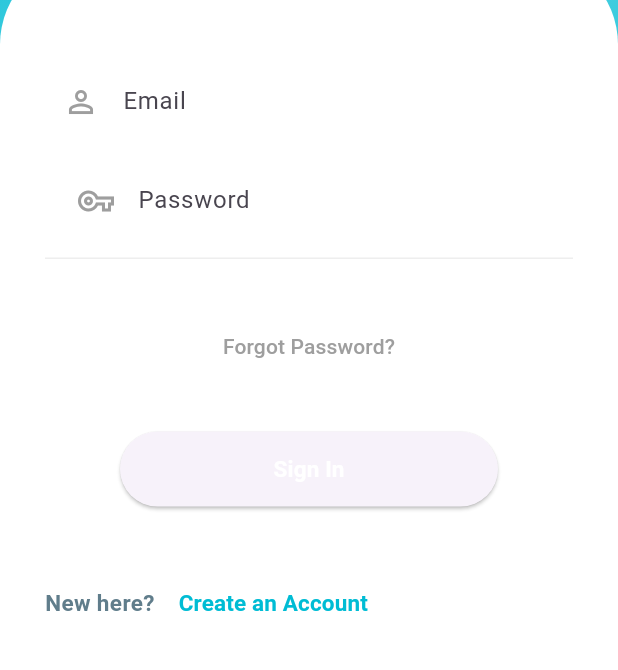
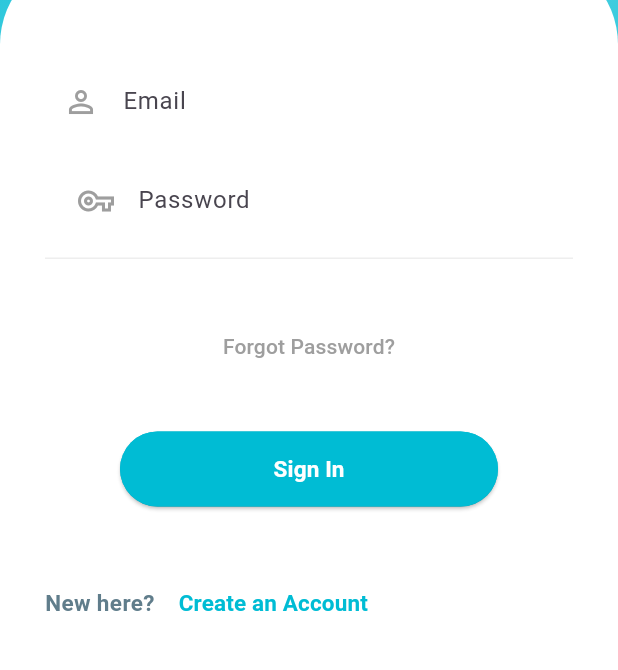
Before and after one commit to RNO-SmartSafe/SmartSafeApp, a Flutter app: the screen it shows after launch, on a phone screen of 412 x 824 dp, the part 380-1050 px from its top. Run offline on Flutter 3.47's test engine with Material 3 defaults, Android fonts, the phone set to English and light mode, and no system bars; our stand-ins replace cloud_firestore, cloud_functions, firebase_auth, firebase_core, firebase_messaging, flutter_local_notifications and 2 more; accounts and stored records are empty.

Commit message:
Fix colors

```diff
--- a/lib/screens/user_handel/reusable_widgets.dart
+++ b/lib/screens/user_handel/reusable_widgets.dart
@@ -66,16 +66,15 @@ Container firebaseUIButton(
     height: 50,
     margin: const EdgeInsets.symmetric(horizontal: 50),
     decoration: BoxDecoration(
-      borderRadius: BorderRadius.circular(90),
-    ),
+        borderRadius: BorderRadius.circular(90), color: Colors.cyan),
     child: ElevatedButton(
       onPressed: onTap,
-      // style: ElevatedButton.styleFrom(
-      //   backgroundColor: Colors.cyan[500], // background color
-      //   shape: RoundedRectangleBorder(
-      //     borderRadius: BorderRadius.circular(30),
-      //   ),
-      // ),
+      style: ElevatedButton.styleFrom(
+        primary: Colors.cyan[500], // Background color
+        shape: RoundedRectangleBorder(
+          borderRadius: BorderRadius.circular(30),
+        ),
+      ),
       child: Text(
         title,
         style: const TextStyle(
```
